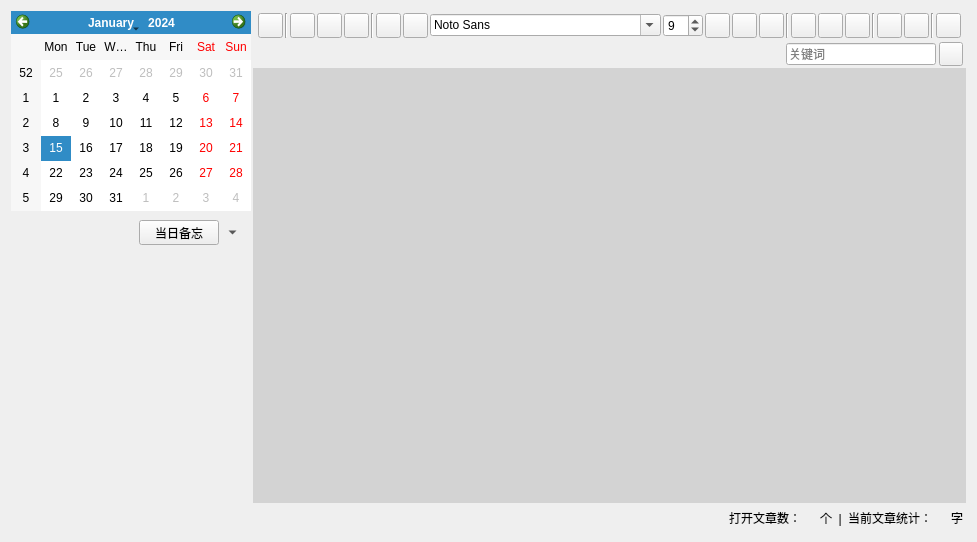
This is gui/memoWidget.ui in WatsonJay/tomato_farm as Qt 5 draws it before an edit. The edited form follows.
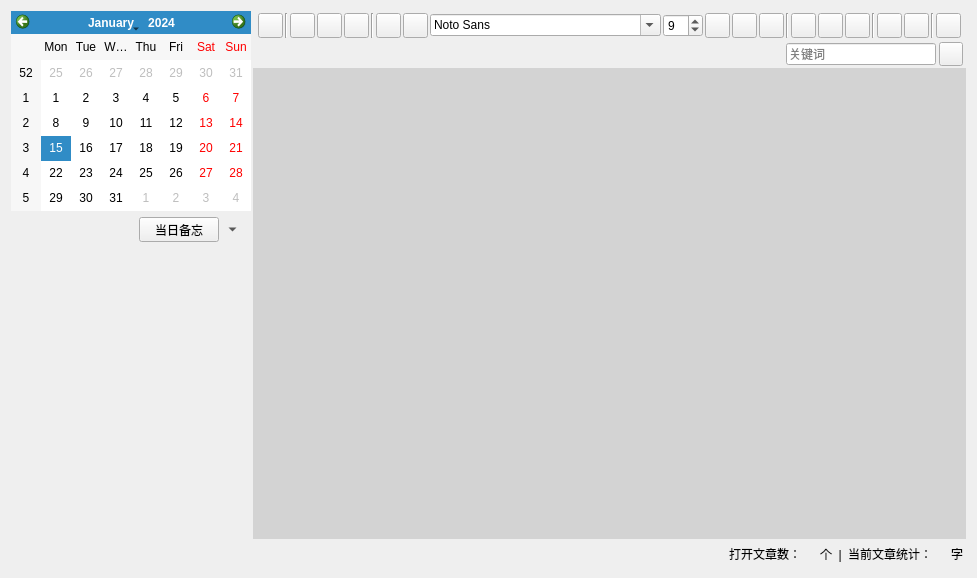
This is the edited form. Icons and pictures are not drawn.

Diff of the .ui file:
```diff
--- a/gui/memoWidget.ui
+++ b/gui/memoWidget.ui
@@ -6,8 +6,8 @@
    <rect>
     <x>0</x>
     <y>0</y>
-    <width>970</width>
-    <height>542</height>
+    <width>972</width>
+    <height>578</height>
    </rect>
   </property>
   <property name="windowTitle">
@@ -18,9 +18,28 @@
     <number>2</number>
    </property>
    <item>
-    <layout class="QVBoxLayout" name="verticalLayout" stretch="1,8">
+    <widget class="QWidget" name="widget_4" native="true">
+     <property name="maximumSize">
+      <size>
+       <width>340</width>
+       <height>16777215</height>
+      </size>
+     </property>
+     <layout class="QVBoxLayout" name="verticalLayout" stretch="2,0,9">
      <property name="spacing">
-      <number>3</number>
+       <number>0</number>
+      </property>
+      <property name="leftMargin">
+       <number>0</number>
+      </property>
+      <property name="topMargin">
+       <number>0</number>
+      </property>
+      <property name="rightMargin">
+       <number>0</number>
+      </property>
+      <property name="bottomMargin">
+       <number>0</number>
      </property>
      <item>
       <widget class="QCalendarWidget" name="calendarWidget">
@@ -127,24 +146,6 @@
       </widget>
      </item>
      <item>
-      <widget class="QWidget" name="docListWidget" native="true">
-       <layout class="QVBoxLayout" name="verticalLayout_3">
-        <property name="spacing">
-         <number>0</number>
-        </property>
-        <property name="leftMargin">
-         <number>0</number>
-        </property>
-        <property name="topMargin">
-         <number>0</number>
-        </property>
-        <property name="rightMargin">
-         <number>0</number>
-        </property>
-        <property name="bottomMargin">
-         <number>0</number>
-        </property>
-        <item>
          <widget class="QWidget" name="widget" native="true">
           <property name="styleSheet">
            <string notr="true">QWidget&gt;QPushButton{
@@ -268,6 +269,12 @@
         </item>
         <item>
          <widget class="QTreeWidget" name="treeWidget">
+        <property name="maximumSize">
+         <size>
+          <width>340</width>
+          <height>16777215</height>
+         </size>
+        </property>
           <property name="font">
            <font>
             <pointsize>10</pointsize>
@@ -307,8 +314,6 @@
        </layout>
       </widget>
      </item>
-    </layout>
-   </item>
    <item>
     <widget class="QStackedWidget" name="stackedWidget">
      <property name="currentIndex">
```
Left out of the diff: 27 changed lines with no effect on the pictures. Lines whose indentation alone changed are shown as unchanged.
